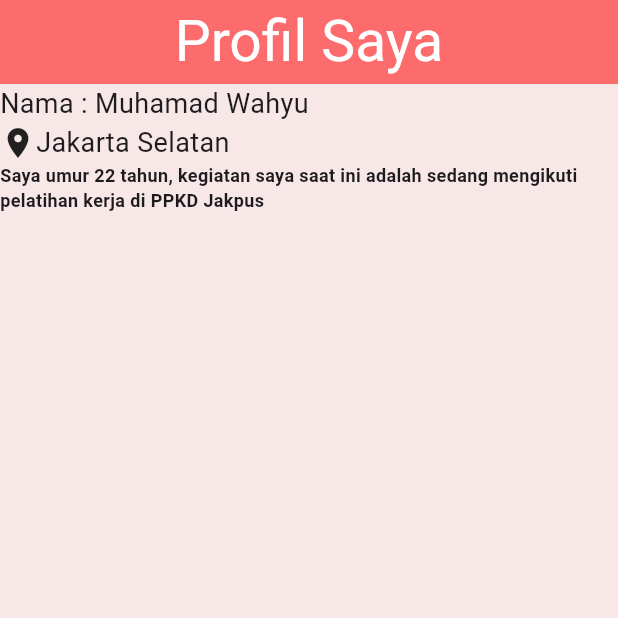
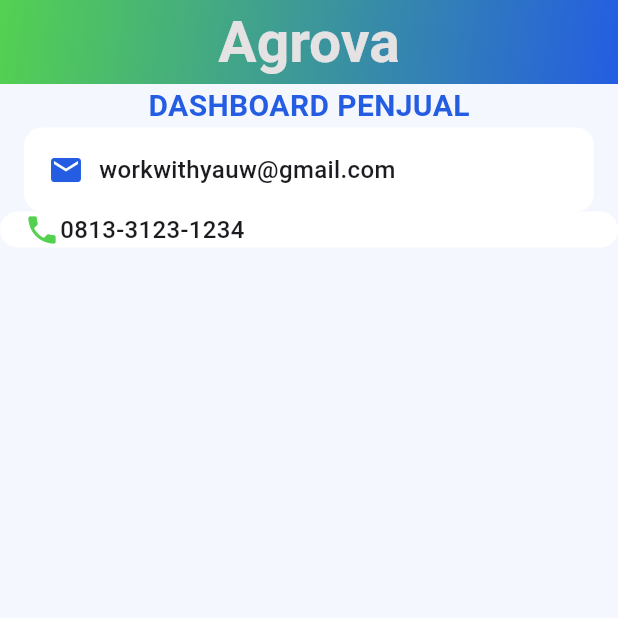
Before and after one commit to yauwwork/wahyu_belajar_flutter, a Flutter app: the screen it shows after launch, on a phone screen of 412 x 824 dp, the top half of it. Run offline on Flutter 3.47's test engine with Material 3 defaults, Android fonts, the phone set to English and light mode, and no system bars.

Commit message:
tugas2flutter

```diff
--- a/lib/main.dart
+++ b/lib/main.dart
@@ -1,5 +1,5 @@
 import 'package:flutter/material.dart';
-import 'package:wahyu_belajar_flutter/tugas1flutter/tugas1flutter.dart';
+import 'package:wahyu_belajar_flutter/tugas2flutter/tugas2flutter.dart';
 
 void main() {
   runApp(const MyApp());
@@ -31,7 +31,7 @@
         // tested with just a hot reload.
         colorScheme: .fromSeed(seedColor: Colors.deepPurple),
       ),
-      home: Tugas1Futter(),
+      home: Tugas2Flutter(),
     );
   }
 }
--- a/lib/tugas1flutter/tugas1flutter.dart
+++ b/lib/tugas1flutter/tugas1flutter.dart
@@ -41,6 +41,7 @@
                   ),),
               ),
         ],),
+        Image.asset("assets/images/Logo_Agrova.png")
   ] ),);
   }
 }
--- /dev/null
+++ b/lib/tugas2flutter/tugas2flutter.dart
@@ -0,0 +1,98 @@
+import 'package:flutter/material.dart';
+
+class Tugas2Flutter extends StatelessWidget {
+  const Tugas2Flutter({super.key});
+
+  @override
+  Widget build(BuildContext context) {
+    //Soal Nomor 1 -----------------------------------------
+    return Scaffold(
+      backgroundColor: Color.fromARGB(255, 245, 247, 255),
+      appBar: AppBar(
+        flexibleSpace: Container(
+          decoration: BoxDecoration(
+            gradient: LinearGradient(
+              begin: AlignmentGeometry.topLeft,
+              end: AlignmentGeometry.bottomRight,
+              colors: [Color(0xff54D151),
+              Color(0xff245DE2)
+              ],
+            ),
+          ),
+        ),
+        title: Text("Agrova",
+        style: TextStyle(
+          color: Color.fromARGB(255, 228, 226, 226),
+          fontWeight: FontWeight.bold,
+          fontSize: 38,
+        ),
+        ),
+        centerTitle: true,
+        ),
+
+    //Soal Nomor 2 -----------------------------------------
+        body: Column(
+          children: [
+            Center(
+              child: Text(
+                "DASHBOARD PENJUAL",
+                  style: TextStyle(
+                    color: Color(0xff245DE2),
+                    fontWeight: FontWeight.bold,
+                    fontSize: 20,
+                    ),
+                  )
+                ),
+              Container(
+            padding: EdgeInsets.all(16),
+            margin: EdgeInsets.symmetric(horizontal: 16),
+            decoration: BoxDecoration(
+              color: Colors.white,
+              borderRadius: BorderRadius.circular(12),
+            ),
+            child: Row(
+              children: [
+                Icon(
+                  Icons.mail,
+                  color: Color(0xff245DE2),
+                ),
+                SizedBox(width: 10),
+                Text(
+                  "workwithyauw@gmail.com",
+                  style: TextStyle(
+                    fontSize: 16,
+                    fontWeight: FontWeight.w500,
+                  ),
+                ),
+              ],
+            ),
+          ),
+
+            Container(
+              padding: EdgeInsetsGeometry.symmetric(horizontal: 16),
+              decoration: BoxDecoration(
+                color: Color.fromARGB(255, 255, 255, 255),
+                borderRadius: BorderRadius.circular(12),
+              ),
+              child: Row(
+                children: [
+                  Icon(
+                    Icons.phone,
+                    color: Color(0xff54d151),
+                  ),
+
+                  Text(
+                    "0813-3123-1234",
+                    style: TextStyle(
+                      fontSize: 16,
+                      fontWeight: FontWeight.w500,
+                    ),
+                  ),
+                ],
+              ),
+            )
+        ],
+      ),
+    );
+  }
+}
--- a/pubspec.yaml
+++ b/pubspec.yaml
@@ -58,9 +58,9 @@
   uses-material-design: true
 
   # To add assets to your application, add an assets section, like this:
-  # assets:
-  #   - images/a_dot_burr.jpeg
-  #   - images/a_dot_ham.jpeg
+  assets:
+    - assets/images/
+    - assets/fonts/
 
   # An image asset can refer to one or more resolution-specific "variants", see
   # https://flutter.dev/to/resolution-aware-images
```
